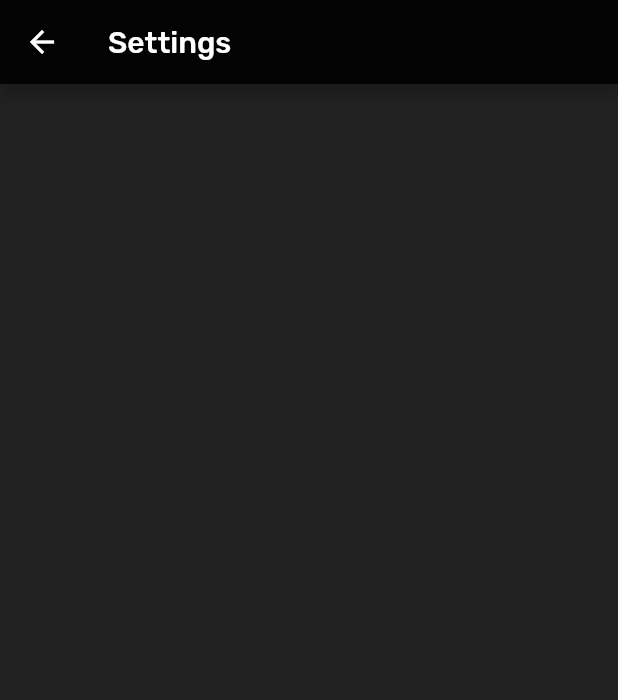
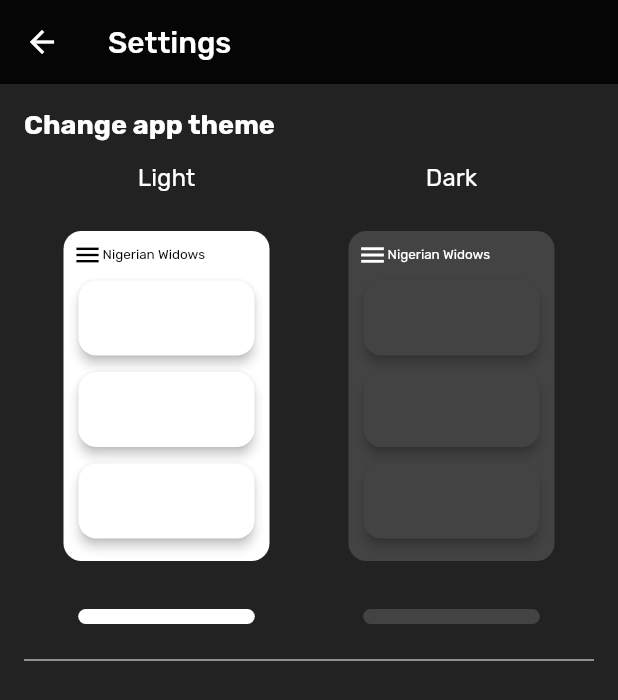
Before and after one commit to OnwukaDaniel/nigeria_widows, a Flutter app: the Settings screen opened by its route, on a phone screen of 412 x 824 dp. Shown: the top 700 px of the screen. Run offline on Flutter 3.47's test engine with Material 2 defaults, Android fonts, the phone set to English and light mode, and no system bars; our stand-ins replace fl_chart, flutter_spinkit; missing offline and left inert: dart:ffi.

Commit message:
Added Theming.

```diff
--- a/lib/screens/home.dart
+++ b/lib/screens/home.dart
@@ -257,13 +257,13 @@ class _HomeState extends State<Home> {
 
   @override
   void initState() {
-    super.initState();
     readJson();
     lineChartDataVn.value = lineChartBarData;
     setAgeAtBereavementTile();
     setOccupationTile();
     setLgaTile();
     setWidowsTile();
+    super.initState();
   }
 
   @override
@@ -292,7 +292,7 @@ class _HomeState extends State<Home> {
 
     lineChartBarData.add(
       LineChartBarData(
-        show: show_me,
+        show: true,
         spots: widowYearsChartList,
         showingIndicators: showIndexes,
         color: const Color(0xff5f29f8),
--- a/lib/screens/landing.dart
+++ b/lib/screens/landing.dart
@@ -4,6 +4,7 @@ import 'package:flutter/material.dart';
 import 'package:nigerian_widows/screens/home.dart';
 import 'package:nigerian_widows/screens/settings.dart';
 import 'package:nigerian_widows/util/app_color.dart';
+import 'package:nigerian_widows/util/app_constants.dart';
 
 import '../reuseables/resuable_text.dart';
 import '../sharednotifiers/app.dart';
@@ -43,12 +44,21 @@ class _LandingState extends State<Landing> {
             key: _scaffoldKey,
             appBar: AppBar(
               backgroundColor: Theme.of(context).backgroundColor,
+              elevation: 0,
               leading: InkWell(
                 onTap: () {
                   _scaffoldKey.currentState!.openDrawer();
                 },
                 child: Icon(
                   Icons.menu,
+                  color: Theme.of(context).textTheme.bodyText1!.color,
+                ),
+              ),
+              title: Text(
+                AppConstants.appName,
+                style: TextStyle(
+                  fontSize: 20,
+                  fontWeight: FontWeight.bold,
                   color: Theme.of(context).textTheme.bodyText1!.color,
                 ),
               ),
@@ -76,7 +86,7 @@ class _LandingState extends State<Landing> {
                   Padding(
                     padding: const EdgeInsets.symmetric(horizontal: 16),
                     child: Text(
-                      "Nigeria Widows",
+                      AppConstants.appName,
                       style: TextStyle(
                         fontSize: 20,
                         fontWeight: FontWeight.bold,
@@ -221,7 +231,7 @@ class DrawerItem extends StatelessWidget {
                 text: text,
                 style: TextStyle(
                   fontSize: 14,
-                  color: Theme.of(context).textTheme.bodyText1!.color,
+                  color: color == Colors.transparent ? Colors.black : Colors.white,
                 ),
               ),
             ],
--- a/lib/screens/settings.dart
+++ b/lib/screens/settings.dart
@@ -1,7 +1,12 @@
 import 'package:flutter/material.dart';
+import 'package:nigerian_widows/util/app_constants.dart';
+
+import '../sharednotifiers/app.dart';
+import '../theme/apptheme.dart';
 
 class Settings extends StatefulWidget {
   static const String id = "Settings";
+
   const Settings({Key? key}) : super(key: key);
 
   @override
@@ -11,15 +16,159 @@ class Settings extends StatefulWidget {
 class _SettingsState extends State<Settings> {
   @override
   Widget build(BuildContext context) {
+    var width = MediaQuery.of(context).size.width;
+
     return Scaffold(
       backgroundColor: Theme.of(context).backgroundColor,
       appBar: AppBar(
+        elevation: 0,
         backgroundColor: Theme.of(context).backgroundColor,
         title: Text(
           "Settings",
           style: TextStyle(color: Theme.of(context).textTheme.bodyText1!.color),
         ),
       ),
+      body: Padding(
+        padding: const EdgeInsets.all(16),
+        child: ListView(
+          physics: const BouncingScrollPhysics(),
+          children: [
+            Text(
+              "Change app theme",
+              style: TextStyle(
+                fontSize: 18,
+                fontWeight: FontWeight.bold,
+                color: Theme.of(context).textTheme.bodyText1!.color,
+              ),
+            ),
+            const SizedBox(height: 16),
+            Row(
+              mainAxisAlignment: MainAxisAlignment.spaceAround,
+              children: [
+                GestureDetector(
+                  onTap: () {
+                    AppNotifier.appTheme.value = AppTheme.lightTheme;
+                  },
+                  child: ThemeDummy(
+                    width: width,
+                    theme: AppTheme.lightTheme,
+                    textColor: Colors.black,
+                  ),
+                ),
+                GestureDetector(
+                  onTap: () {
+                    AppNotifier.appTheme.value = AppTheme.darkTheme;
+                  },
+                  child: ThemeDummy(
+                    width: width,
+                    theme: AppTheme.darkTheme,
+                    textColor: Colors.white,
+                  ),
+                ),
+              ],
+            ),
+            const Divider(),
+          ],
+        ),
+      ),
     );
   }
 }
+
+class ThemeDummy extends StatelessWidget {
+  final double width;
+  final ThemeData theme;
+  final Color textColor;
+
+  const ThemeDummy({
+    Key? key,
+    required this.width,
+    required this.theme,
+    required this.textColor,
+  }) : super(key: key);
+
+  @override
+  Widget build(BuildContext context) {
+    return Column(
+      children: [
+        Text(
+          theme == AppTheme.lightTheme ? "Light" : "Dark",
+          style: TextStyle(
+            fontSize: 16,
+            color: Theme.of(context).textTheme.bodyText1!.color,
+          ),
+        ),
+        const SizedBox(height: 10),
+        Container(
+          margin: const EdgeInsets.all(16),
+          padding: const EdgeInsets.all(6),
+          width: width / 3,
+          height: 220,
+          decoration: BoxDecoration(
+            color: theme.cardColor,
+            borderRadius: BorderRadius.circular(12),
+          ),
+          child: ListView(
+            physics: const BouncingScrollPhysics(),
+            children: [
+              Row(
+                children: [
+                  Icon(
+                    Icons.menu,
+                    size: 20,
+                    color: textColor,
+                  ),
+                  Text(
+                    AppConstants.appName,
+                    style: TextStyle(fontSize: 9, color: textColor),
+                  )
+                ],
+              ),
+              const SizedBox(height: 3),
+              Container(
+                margin: const EdgeInsets.all(4),
+                height: 50,
+                child: Material(
+                  elevation: 3,
+                  borderRadius: BorderRadius.circular(12),
+                  color: theme.cardColor,
+                ),
+              ),
+              const SizedBox(height: 3),
+              Container(
+                margin: const EdgeInsets.all(4),
+                height: 50,
+                child: Material(
+                  elevation: 3,
+                  borderRadius: BorderRadius.circular(12),
+                  color: theme.cardColor,
+                ),
+              ),
+              const SizedBox(height: 3),
+              Container(
+                margin: const EdgeInsets.all(4),
+                height: 50,
+                child: Material(
+                  elevation: 3,
+                  borderRadius: BorderRadius.circular(12),
+                  color: theme.cardColor,
+                ),
+              ),
+              const SizedBox(height: 3),
+            ],
+          ),
+        ),
+        Container(
+          margin: const EdgeInsets.all(16),
+          padding: const EdgeInsets.all(6),
+          width: width / 3.5,
+          height: 10,
+          decoration: BoxDecoration(
+            color: theme.cardColor,
+            borderRadius: BorderRadius.circular(12),
+          ),
+        ),
+      ],
+    );
+  }
+}
--- a/lib/theme/apptheme.dart
+++ b/lib/theme/apptheme.dart
@@ -24,7 +24,7 @@ class AppTheme {
     fontFamily: 'Rubik',
     backgroundColor: Colors.black87,
     cardColor: const Color(0xff444343),
-    cardTheme: const CardTheme(color: Color(0xff444343)),
+    cardTheme: const CardTheme(color: Color(0xff2f2f2f)),
     primaryColor: const Color.fromARGB(255, 255, 255, 255),
     textTheme: const TextTheme(bodyText1: TextStyle(color: Colors.white)),
   );
--- /dev/null
+++ b/lib/util/app_constants.dart
@@ -0,0 +1,3 @@
+class AppConstants{
+  static String appName = "Nigerian Widows";
+}
```
